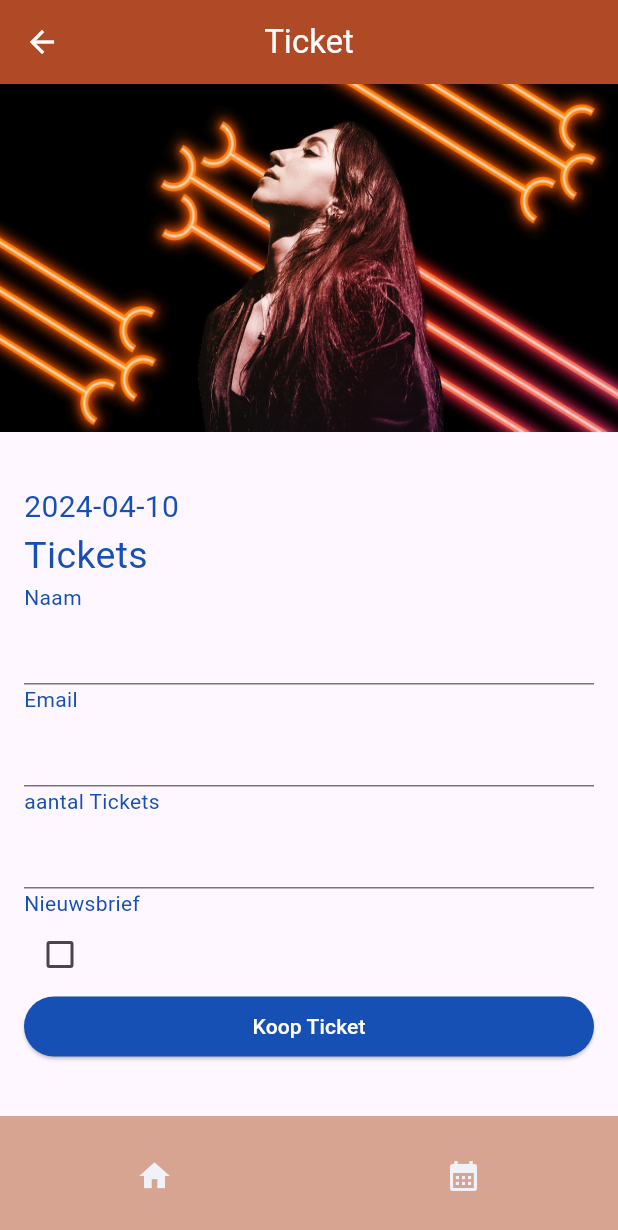
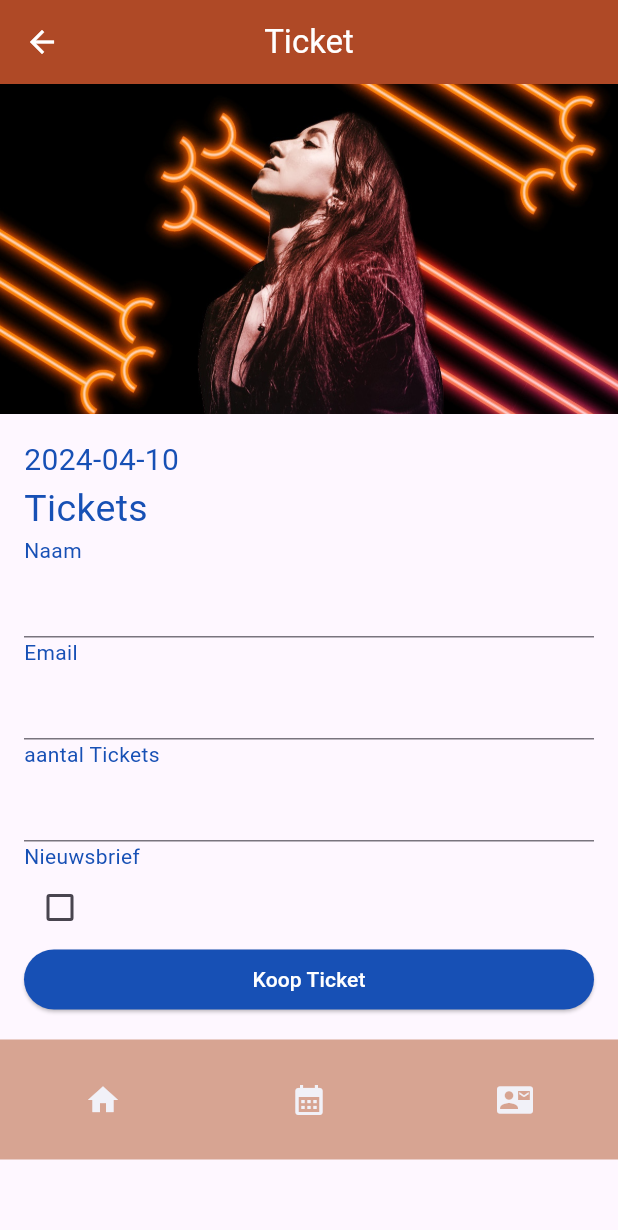
Before and after one commit to 0353497/skillswedstrijd, a Flutter app: the Agenda screen opened directly, after a tap on "Boek Ticket", on a phone screen of 412 x 824 dp. Shown: the top 1230 px of the screen. Run offline on Flutter 3.47's test engine with Material 3 defaults, Android fonts, the phone set to English and light mode, and no system bars; Roboto replaces fonts that are missing (Manier, Manrope).

Commit message:
figma toegevoegd, lege contact pagina, en linkjes toegevoegd

```diff
--- a/lib/main.dart
+++ b/lib/main.dart
@@ -12,9 +12,9 @@ class MainApp extends StatelessWidget {
   Widget build(BuildContext context) {
     return MaterialApp(
       theme: ThemeData(
-        fontFamily: 'Manier',
+        fontFamily: 'Manrope',
       ),
-      home: const Homepage(),
+      home: Homepage(),
     );
   }
 }
--- a/lib/pages/agenda.dart
+++ b/lib/pages/agenda.dart
@@ -1,5 +1,6 @@
 import 'package:flutter/material.dart';
 import 'package:flutter/services.dart';
+import 'package:skillswedstrijd/pages/contact.dart';
 import 'dart:convert';
 
 import 'package:skillswedstrijd/pages/homepage.dart';
@@ -143,6 +144,15 @@ class _AgendaState extends State<Agenda> {
                       Icons.calendar_month,
                       color: Color.fromRGBO(241, 241, 248, 1),
                     )),
+                IconButton(
+                    onPressed: () {
+                      Navigator.push(context,
+                          MaterialPageRoute(builder: (context) => Contact()));
+                    },
+                    icon: Icon(
+                      Icons.contact_mail,
+                      color: Color.fromRGBO(241, 241, 248, 1),
+                    )),
               ],
               backgroundColor: Color.fromRGBO(215, 164, 146, 1),
               overlayColor:
--- a/lib/pages/tickets.dart
+++ b/lib/pages/tickets.dart
@@ -1,6 +1,7 @@
 import 'package:flutter/material.dart';
 import 'package:flutter/services.dart';
 import 'package:skillswedstrijd/pages/agenda.dart';
+import 'package:skillswedstrijd/pages/contact.dart';
 import 'dart:convert';
 
 import 'package:skillswedstrijd/pages/homepage.dart';
@@ -35,10 +36,10 @@ class _TicketsState extends State<Tickets> {
       });
     }
   }
+  bool isChecked = false;
 
   @override
   Widget build(BuildContext context) {
-    bool ischecked = false;
     if (concerten.isNotEmpty) {
       return Scaffold(
         appBar: AppBar(
@@ -47,12 +48,17 @@ class _TicketsState extends State<Tickets> {
           backgroundColor: Color.fromRGBO(175, 73, 38, 1),
           title: Text('Ticket'),
         ),
-        body: Column(
+        body: SingleChildScrollView(
+          child: Column(
             mainAxisAlignment: MainAxisAlignment.spaceBetween,
             crossAxisAlignment: CrossAxisAlignment.start,
             children: [
               Image.asset(
-                'assets/media/${concerten[widget.ticket - 1]['imageUrl']}'),
+                'assets/media/${concerten[widget.ticket - 1]['imageUrl']}',
+                height: 220,
+                width: double.maxFinite,
+                fit: BoxFit.cover,
+              ),
               Container(
                 padding: EdgeInsets.all(16),
                 child: Column(
@@ -90,10 +96,10 @@ class _TicketsState extends State<Tickets> {
                             color: Color.fromRGBO(23, 80, 181, 1),
                             fontFamily: 'Manier')),
                     Checkbox(
-                    value: ischecked,
-                    onChanged: (bool? ischecked) {
+                      value: isChecked,
+                      onChanged: (bool? value) {
                         setState(() {
-                        ischecked = ischecked!;
+                          isChecked = value!;
                         });
                       },
                     ),
@@ -120,8 +126,10 @@ class _TicketsState extends State<Tickets> {
                 destinations: [
                   IconButton(
                       onPressed: () {
-                      Navigator.push(context,
-                          MaterialPageRoute(builder: (context) => Homepage()));
+                        Navigator.push(
+                            context,
+                            MaterialPageRoute(
+                                builder: (context) => Homepage()));
                       },
                       icon: Icon(
                         Icons.home,
@@ -136,12 +144,22 @@ class _TicketsState extends State<Tickets> {
                         Icons.calendar_month,
                         color: Color.fromRGBO(241, 241, 248, 1),
                       )),
+                  IconButton(
+                      onPressed: () {
+                        Navigator.push(context,
+                            MaterialPageRoute(builder: (context) => Contact()));
+                      },
+                      icon: Icon(
+                        Icons.contact_mail,
+                        color: Color.fromRGBO(241, 241, 248, 1),
+                      )),
                 ],
                 backgroundColor: Color.fromRGBO(215, 164, 146, 1),
                 overlayColor:
                     WidgetStatePropertyAll(Color.fromRGBO(241, 241, 248, 1)),
               ),
             ],
+          ),
         ),
       );
     } else {
--- a/pubspec.yaml
+++ b/pubspec.yaml
@@ -26,3 +26,6 @@ fonts:
     fonts:
       - asset: assets/fonts/manier-font-family/Manier-Medium.otf
         weight: 600
+  - family:  Manrope
+    fonts:
+      - assets/fonts/Manrope/static/
```
Also changed, not shown: lib/pages/contact.dart (added, +55 -0 lines), lib/pages/homepage.dart (+24 -5 lines), figma.png (added). Lines whose indentation alone changed are shown as unchanged.
